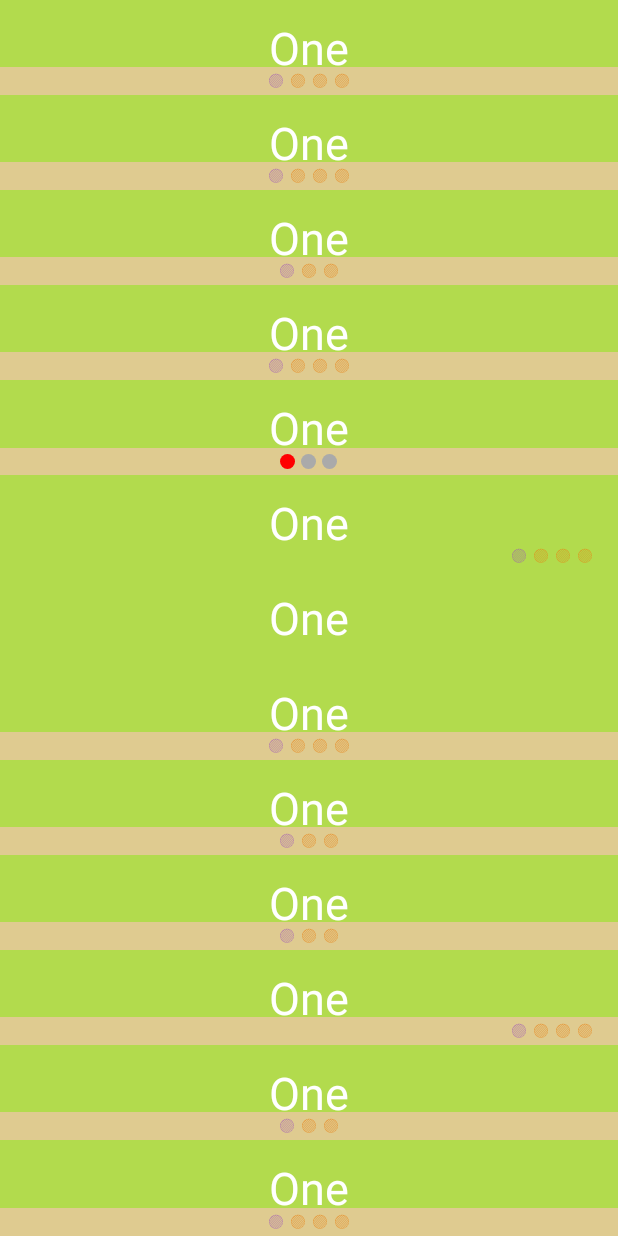
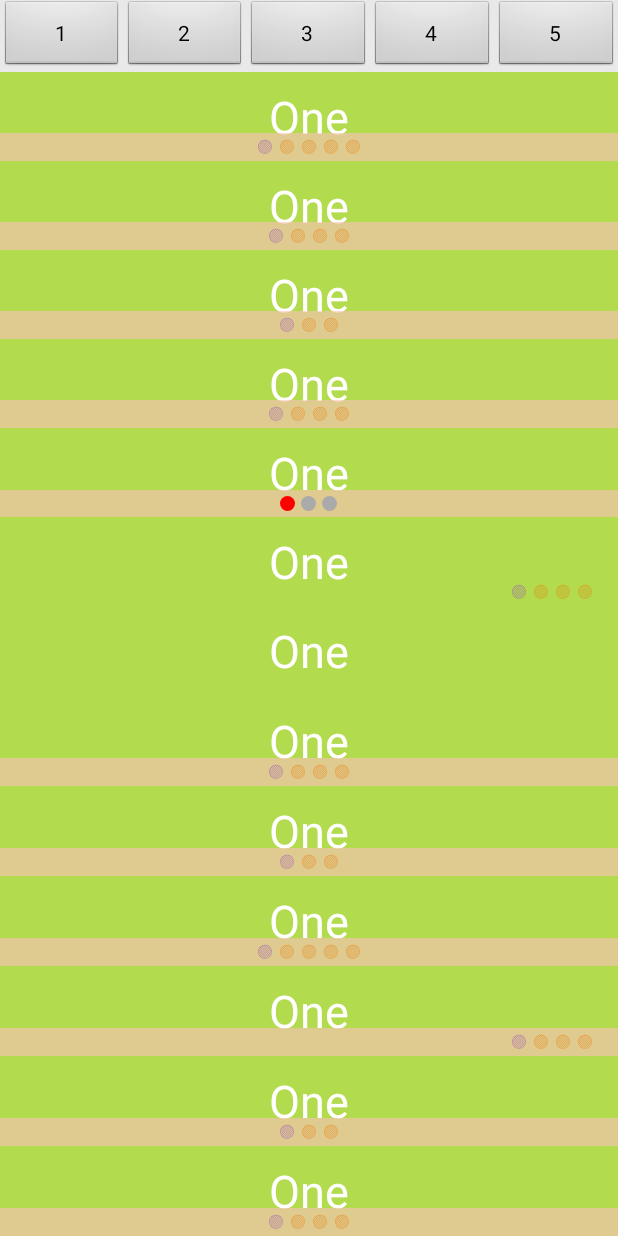
Before and after one commit to bingoogolapple/BGABanner-Android, an Android app: the MainActivity screen opened directly, with no data from a screen before it, on a phone screen of 412 x 824 dp. Run offline under Robolectric (Android 15) with nearby library versions, the phone set to English and light mode, and no system bars; libraries missing offline, so code that uses them is left out: com.nineoldandroids.view; 78 statements that could not run were skipped.

Commit message:
支持选中特定页

```diff
--- a/demo/src/main/java/cn/bingoogolapple/bgabanner/demo/ui/activity/MainActivity.java
+++ b/demo/src/main/java/cn/bingoogolapple/bgabanner/demo/ui/activity/MainActivity.java
@@ -11,13 +11,16 @@ import cn.bingoogolapple.bgabanner.demo.R;
 import cn.bingoogolapple.bgabanner.BGABanner;
 
 public class MainActivity extends FragmentActivity {
+    private BGABanner mDefaultBanner;
 
     @Override
     protected void onCreate(Bundle savedInstanceState) {
         super.onCreate(savedInstanceState);
         setContentView(R.layout.activity_main);
 
-        ((BGABanner) findViewById(R.id.banner_main_default)).setViewPagerViews(getFourDatas());
+        mDefaultBanner = (BGABanner) findViewById(R.id.banner_main_default);
+        mDefaultBanner.setViewPagerViews(getFiveDatas());
+
         ((BGABanner) findViewById(R.id.banner_main_cube)).setViewPagerViews(getFourDatas());
         ((BGABanner) findViewById(R.id.banner_main_accordion)).setViewPagerViews(getThreeDatas());
         ((BGABanner) findViewById(R.id.banner_main_flip)).setViewPagerViews(getFourDatas());
@@ -26,7 +29,7 @@ public class MainActivity extends FragmentActivity {
         ((BGABanner) findViewById(R.id.banner_main_zoomFade)).setViewPagerViews(getThreeDatas());
         ((BGABanner) findViewById(R.id.banner_main_fade)).setViewPagerViews(getFourDatas());
         ((BGABanner) findViewById(R.id.banner_main_zoomCenter)).setViewPagerViews(getThreeDatas());
-        ((BGABanner) findViewById(R.id.banner_main_zoom)).setViewPagerViews(getThreeDatas());
+        ((BGABanner) findViewById(R.id.banner_main_zoom)).setViewPagerViews(getFiveDatas());
         ((BGABanner) findViewById(R.id.banner_main_stack)).setViewPagerViews(getFourDatas());
         ((BGABanner) findViewById(R.id.banner_main_zoomStack)).setViewPagerViews(getThreeDatas());
         ((BGABanner) findViewById(R.id.banner_main_depth)).setViewPagerViews(getFourDatas());
@@ -48,4 +51,37 @@ public class MainActivity extends FragmentActivity {
         datas.add(getLayoutInflater().inflate(R.layout.view_four, null));
         return datas;
     }
+
+    private List<View> getFiveDatas() {
+        List<View> datas = new ArrayList<>();
+        datas.add(getLayoutInflater().inflate(R.layout.view_one, null));
+        datas.add(getLayoutInflater().inflate(R.layout.view_two, null));
+        datas.add(getLayoutInflater().inflate(R.layout.view_three, null));
+        datas.add(getLayoutInflater().inflate(R.layout.view_four, null));
+        datas.add(getLayoutInflater().inflate(R.layout.view_five, null));
+        return datas;
+    }
+
+
+    public void onClick(View v) {
+        switch (v.getId()) {
+            case R.id.btn_main_1:
+                mDefaultBanner.setCurrentItem(0);
+                break;
+            case R.id.btn_main_2:
+                mDefaultBanner.setCurrentItem(1);
+                break;
+            case R.id.btn_main_3:
+                mDefaultBanner.setCurrentItem(2);
+                break;
+            case R.id.btn_main_4:
+                mDefaultBanner.setCurrentItem(3);
+                break;
+            case R.id.btn_main_5:
+                mDefaultBanner.setCurrentItem(4);
+                break;
+            default:
+                break;
+        }
+    }
 }
--- a/demo/src/main/res/layout/activity_main.xml
+++ b/demo/src/main/res/layout/activity_main.xml
@@ -1,6 +1,39 @@
 <LinearLayout xmlns:android="http://schemas.android.com/apk/res/android"
     xmlns:app="http://schemas.android.com/apk/res-auto"
     style="@style/MatchMatch.Vertical">
+
+    <LinearLayout style="@style/MatchWrap.Horizontal">
+
+        <Button
+            android:id="@+id/btn_main_1"
+            style="@style/AutoWrap"
+            android:onClick="onClick"
+            android:text="1" />
+
+        <Button
+            android:id="@+id/btn_main_2"
+            style="@style/AutoWrap"
+            android:onClick="onClick"
+            android:text="2" />
+
+        <Button
+            android:id="@+id/btn_main_3"
+            style="@style/AutoWrap"
+            android:onClick="onClick"
+            android:text="3" />
+
+        <Button
+            android:id="@+id/btn_main_4"
+            style="@style/AutoWrap"
+            android:onClick="onClick"
+            android:text="4" />
+
+        <Button
+            android:id="@+id/btn_main_5"
+            style="@style/AutoWrap"
+            android:onClick="onClick"
+            android:text="5" />
+    </LinearLayout>
 
     <cn.bingoogolapple.bgabanner.BGABanner
         android:id="@+id/banner_main_default"
```
Also changed, not shown: demo/src/main/java/cn/bingoogolapple/bgabanner/demo/ui/activity/SplashActivity.java (+4 -3 lines), demo/src/main/res/layout/view_five.xml (added, +12 -0 lines), library/src/main/java/cn/bingoogolapple/bgabanner/BGABanner.java (+36 -2 lines).
